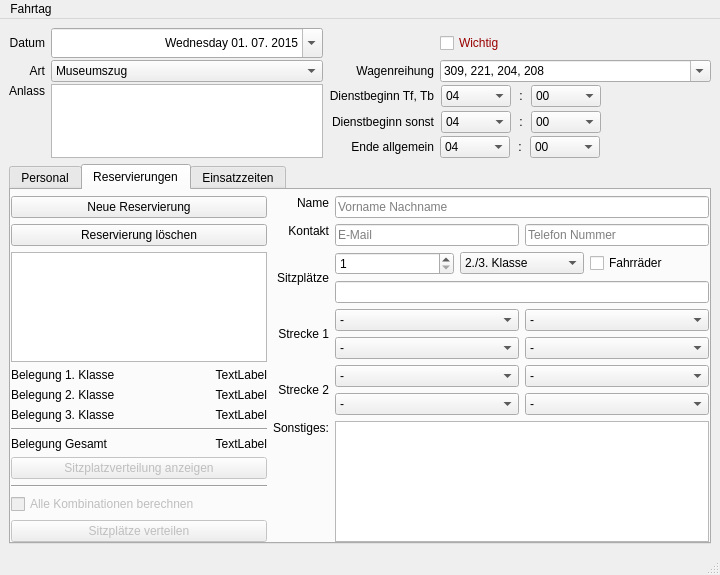
philjosch/Einsatzplaner, file Programm/fahrtagwindow.ui: the form before one commit.
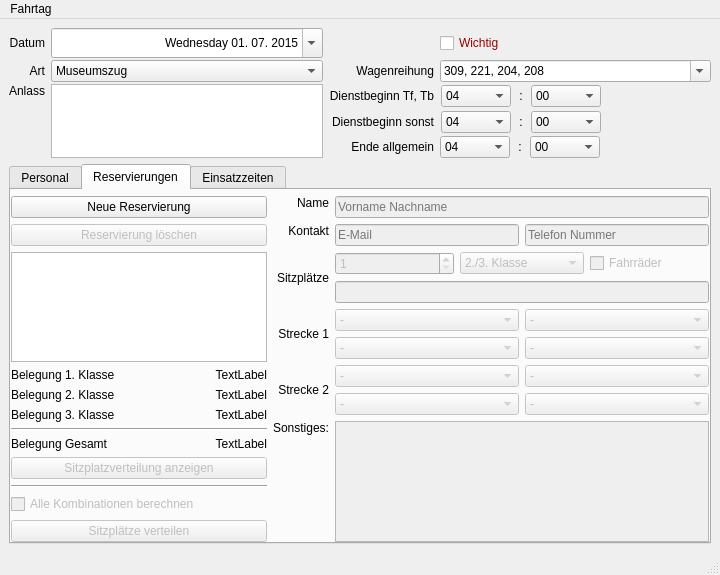
The form after the commit. The open tabs and pages were chosen to show the change.

Commit message:
Reservierungen jetzt auch mit Rückfahrt
Die Rückfahrt einer Reservierung kann jetzt angegeben werden.
Die Felder sind deaktiviert, wenn keine Reservierung ausgewählt ist. Sie werden aktiviert, wenn eine Reservierung gewählt wird.

```diff
--- a/Programm/fahrtagwindow.ui
+++ b/Programm/fahrtagwindow.ui
@@ -720,6 +720,9 @@
           </item>
           <item row="1" column="0" colspan="2">
            <widget class="QPushButton" name="buttonDelete">
+            <property name="enabled">
+             <bool>false</bool>
+            </property>
             <property name="text">
              <string>Reservierung löschen</string>
             </property>
@@ -824,7 +827,7 @@
           <item row="0" column="1" colspan="4">
            <widget class="QLineEdit" name="lineName">
             <property name="enabled">
-             <bool>true</bool>
+             <bool>false</bool>
             </property>
             <property name="sizePolicy">
              <sizepolicy hsizetype="Expanding" vsizetype="Fixed">
@@ -850,7 +853,7 @@
           <item row="1" column="1" colspan="2">
            <widget class="QLineEdit" name="lineMail">
             <property name="enabled">
-             <bool>true</bool>
+             <bool>false</bool>
             </property>
             <property name="inputMethodHints">
              <set>Qt::ImhEmailCharactersOnly</set>
@@ -863,7 +866,7 @@
           <item row="1" column="3" colspan="2">
            <widget class="QLineEdit" name="lineTelefon">
             <property name="enabled">
-             <bool>true</bool>
+             <bool>false</bool>
             </property>
             <property name="inputMethodHints">
              <set>Qt::ImhDigitsOnly</set>
@@ -879,7 +882,7 @@
           <item row="2" column="1">
            <widget class="QSpinBox" name="spinAnzahl">
             <property name="enabled">
-             <bool>true</bool>
+             <bool>false</bool>
             </property>
             <property name="sizePolicy">
              <sizepolicy hsizetype="Minimum" vsizetype="Fixed">
@@ -895,7 +898,7 @@
           <item row="2" column="2" colspan="2">
            <widget class="QComboBox" name="comboKlasse">
             <property name="enabled">
-             <bool>true</bool>
+             <bool>false</bool>
             </property>
             <property name="currentIndex">
              <number>0</number>
@@ -915,7 +918,7 @@
           <item row="2" column="4">
            <widget class="QCheckBox" name="checkFahrrad">
             <property name="enabled">
-             <bool>true</bool>
+             <bool>false</bool>
             </property>
             <property name="text">
              <string>Fahrräder</string>
@@ -924,6 +927,9 @@
           </item>
           <item row="3" column="1" colspan="4">
            <widget class="QLineEdit" name="lineSitze">
+            <property name="enabled">
+             <bool>false</bool>
+            </property>
             <property name="statusTip">
              <string>Sitzplätze in einem gültigen Format eingeben, z.B. 204: 1-4, 6; 208: 7-9</string>
             </property>
@@ -932,7 +938,7 @@
           <item row="4" column="1" colspan="2">
            <widget class="QComboBox" name="comboStart1Zug">
             <property name="enabled">
-             <bool>true</bool>
+             <bool>false</bool>
             </property>
             <property name="currentIndex">
              <number>6</number>
@@ -977,7 +983,7 @@
           <item row="4" column="3" colspan="2">
            <widget class="QComboBox" name="comboStart1Hp">
             <property name="enabled">
-             <bool>true</bool>
+             <bool>false</bool>
             </property>
             <property name="currentIndex">
              <number>11</number>
@@ -1047,7 +1053,7 @@
           <item row="5" column="1" colspan="2">
            <widget class="QComboBox" name="comboEnde1Zug">
             <property name="enabled">
-             <bool>true</bool>
+             <bool>false</bool>
             </property>
             <property name="currentIndex">
              <number>6</number>
@@ -1092,7 +1098,7 @@
           <item row="5" column="3" colspan="2">
            <widget class="QComboBox" name="comboEnde1Hp">
             <property name="enabled">
-             <bool>true</bool>
+             <bool>false</bool>
             </property>
             <property name="currentIndex">
              <number>11</number>
@@ -1162,7 +1168,7 @@
           <item row="6" column="1" colspan="2">
            <widget class="QComboBox" name="comboStart2Zug">
             <property name="enabled">
-             <bool>true</bool>
+             <bool>false</bool>
             </property>
             <property name="currentIndex">
              <number>6</number>
@@ -1207,7 +1213,7 @@
           <item row="6" column="3" colspan="2">
            <widget class="QComboBox" name="comboStart2Hp">
             <property name="enabled">
-             <bool>true</bool>
+             <bool>false</bool>
             </property>
             <property name="currentIndex">
              <number>11</number>
@@ -1277,7 +1283,7 @@
           <item row="7" column="1" colspan="2">
            <widget class="QComboBox" name="comboEnde2Zug">
             <property name="enabled">
-             <bool>true</bool>
+             <bool>false</bool>
             </property>
             <property name="currentIndex">
              <number>6</number>
@@ -1322,7 +1328,7 @@
           <item row="7" column="3" colspan="2">
            <widget class="QComboBox" name="comboEnde2Hp">
             <property name="enabled">
-             <bool>true</bool>
+             <bool>false</bool>
             </property>
             <property name="currentIndex">
              <number>11</number>
@@ -1402,7 +1408,7 @@
           <item row="8" column="1" colspan="4">
            <widget class="QPlainTextEdit" name="plainSonstiges">
             <property name="enabled">
-             <bool>true</bool>
+             <bool>false</bool>
             </property>
            </widget>
           </item>
```
The commit also changes 2 other files.
